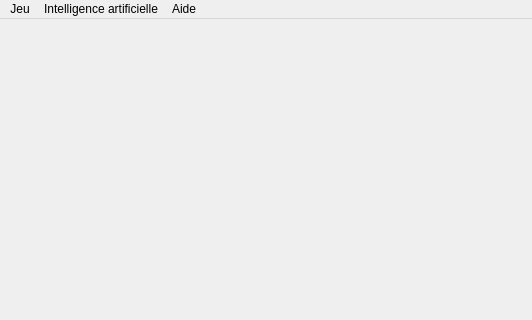
Above: mainwindow.ui from Tommy228/dobutsushogi before the change; both pictures show x 0 to 532 and y 0 to 320 of the 532 by 621 pixel window. Below: the same form after it.
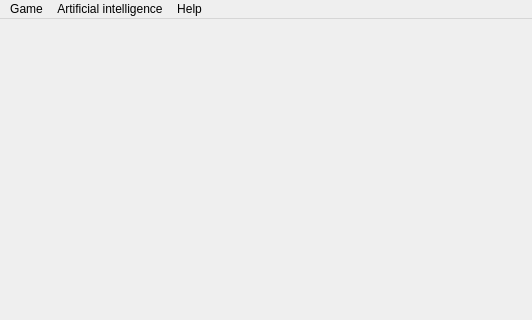
That is the form after the change.

Commit message: Translate to english

```diff
--- a/mainwindow.ui
+++ b/mainwindow.ui
@@ -31,13 +31,13 @@
    </property>
    <widget class="QMenu" name="menuGame">
     <property name="title">
-     <string>Jeu</string>
+     <string>Game</string>
     </property>
     <addaction name="actionNew_Game"/>
    </widget>
    <widget class="QMenu" name="menuArtificial_Intelligence">
     <property name="title">
-     <string>Intelligence artificielle</string>
+     <string>Artificial intelligence</string>
     </property>
     <addaction name="actionMake_decision"/>
     <addaction name="actionRandom_decision"/>
@@ -47,7 +47,7 @@
    </widget>
    <widget class="QMenu" name="menuHelp">
     <property name="title">
-     <string>Aide</string>
+     <string>Help</string>
     </property>
     <addaction name="actionAbout"/>
     <addaction name="actionAbout_Qt"/>
```
Left out of the diff: 12 changed lines with no effect on the pictures. The commit also changes 2 other files.
